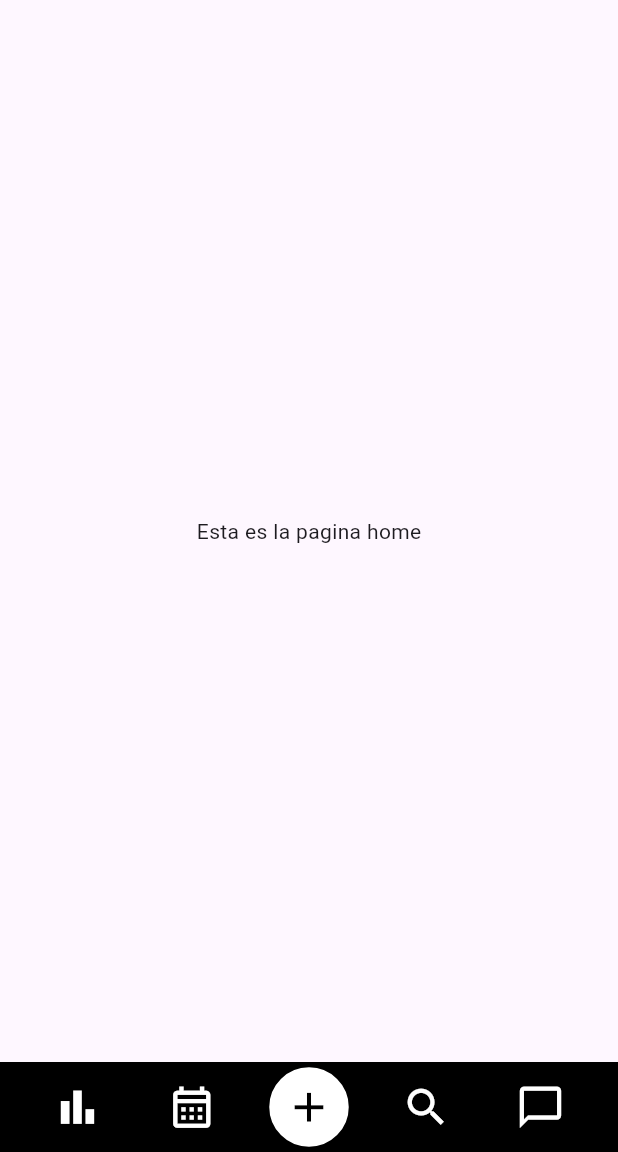
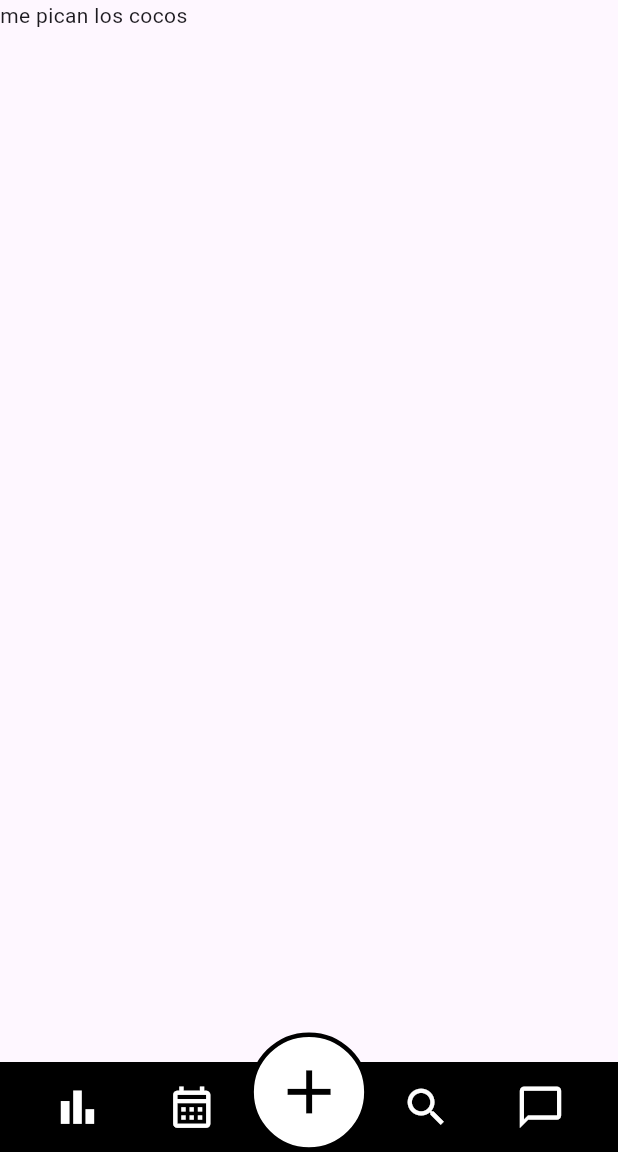
Before and after one commit to AndresFelipeMunozAguilar/Cat_Habits, a Flutter app: the screen it shows after launch, on a phone screen of 412 x 824 dp, the part 84-1236 px from its top. Run offline on Flutter 3.47's test engine with Material 3 defaults, Android fonts, the phone set to English and light mode, and no system bars.

Commit message:
ajustar el tamaño del botón add en footer
se usó Transforom.scale para el tamaño

Se usó Transform.translate para subrilo un poco más

```diff
--- a/lib/Components/footer.dart
+++ b/lib/Components/footer.dart
@@ -16,40 +16,44 @@ class Footer extends StatelessWidget {
             MainAxisAlignment.spaceEvenly, // Espaciado igual entre íconos
         children: [
           IconButton(
-            icon: Icon(Icons.bar_chart),
+            icon: const Icon(Icons.bar_chart),
             color: Colors.white,
             iconSize: iconsSize,
             onPressed: () => {},
           ),
           IconButton(
-            icon: Icon(Icons.calendar_month_outlined),
+            icon: const Icon(Icons.calendar_month_outlined),
             color: Colors.white,
             iconSize: iconsSize,
             onPressed: () => {},
           ),
-          Container(
+          Transform.translate(
+              offset: const Offset(0, -10),
+              child: Transform.scale(
+                  scale: 1.5,
+                  child: Container(
                     decoration: BoxDecoration(
                       shape: BoxShape.circle,
                       color: Colors.white,
                       border: Border.all(
-                  color: Colors.white,
+                          color: Colors.black,
                           width: 2), // Borde blanco alrededor del ícono
                     ),
                     child: IconButton(
-              icon: Icon(Icons.add),
+                      icon: const Icon(Icons.add),
                       color: Colors.black,
                       iconSize: iconsSize, // Tamaño mayor para el tercer ícono
                       onPressed: () => {},
                     ),
-          ),
+                  ))),
           IconButton(
-            icon: Icon(Icons.search),
+            icon: const Icon(Icons.search),
             color: Colors.white,
             iconSize: iconsSize,
             onPressed: () => {},
           ),
           IconButton(
-            icon: Icon(Icons.chat_bubble_outline),
+            icon: const Icon(Icons.chat_bubble_outline),
             color: Colors.white,
             iconSize: iconsSize,
             onPressed: () => {},
--- a/lib/pages/home_screen.dart
+++ b/lib/pages/home_screen.dart
@@ -22,7 +22,8 @@ class _HomeScreenState extends State<HomeScreen> {
         ),
         actions: [
           IconButton(
-            icon: const Icon(Icons.settings_outlined), // Ícono de ajustes de Material Design
+            icon: const Icon(
+                Icons.settings_outlined), // Ícono de ajustes de Material Design
             color: Colors.white,
             iconSize: 33,
             onPressed: () {
@@ -32,9 +33,7 @@ class _HomeScreenState extends State<HomeScreen> {
           ),
         ],
       ),
-      body: const Center(
-        child: Text("Esta es la pagina home"),
-      ),
+      body: const Text("me pican los cocos"),
       bottomNavigationBar: const Footer(),
     );
   }
```
Also changed, not shown: 1 other file. Lines whose indentation alone changed are shown as unchanged.
